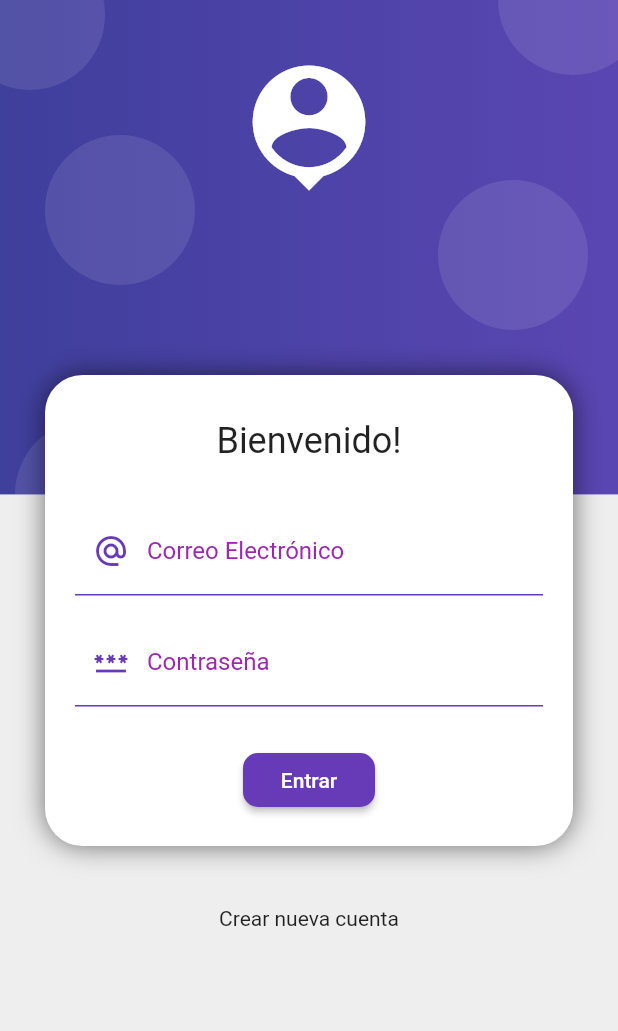
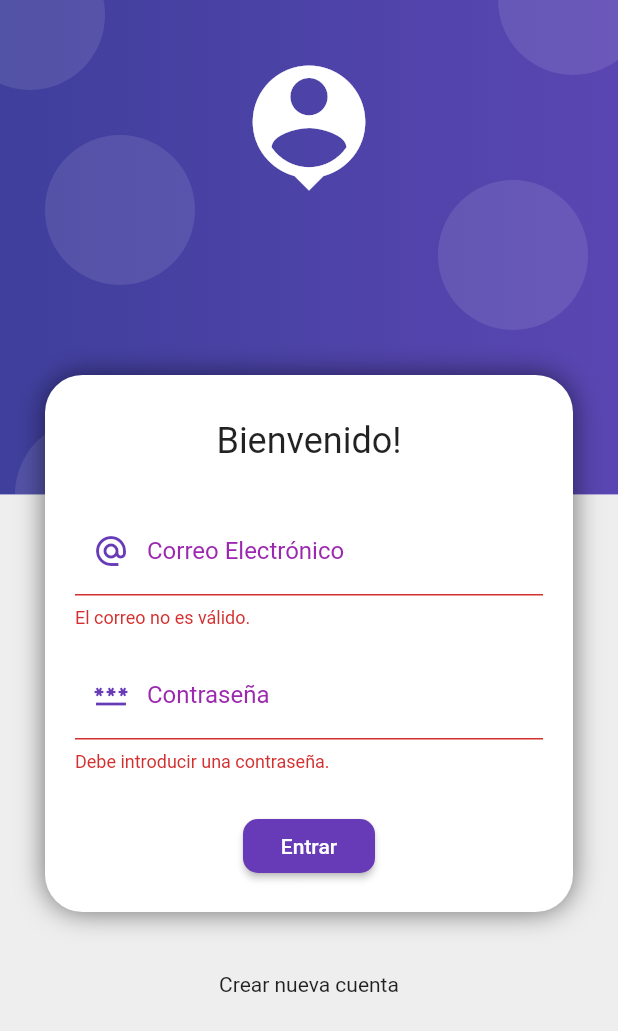
Before and after one commit to nicolasgabarron/aygp_frontend, a Flutter app: the screen it shows after launch, after a tap on "Entrar", on a phone screen of 412 x 824 dp. Shown: the top 1031 px of the screen. Run offline on Flutter 3.47's test engine with Material 2 defaults, Android fonts, the phone set to English and light mode, and no system bars.

Commit message:
Implement visual interface of Login Screen.

```diff
--- /dev/null
+++ b/lib/providers/login_form_provider.dart
@@ -0,0 +1,14 @@
+import 'package:flutter/material.dart';
+
+class LoginFormProvider extends ChangeNotifier {
+
+  GlobalKey<FormState> formKey = new GlobalKey<FormState>();
+
+  String email = '';
+  String password = '';
+
+  bool isValidForm(){
+
+    return formKey.currentState?.validate() ?? false;
+  }
+}
--- a/lib/screens/login_screen.dart
+++ b/lib/screens/login_screen.dart
@@ -1,6 +1,8 @@
+import 'package:aygp_frontend/providers/login_form_provider.dart';
 import 'package:aygp_frontend/ui/input_decorations.dart';
 import 'package:aygp_frontend/widgets/widgets.dart';
 import 'package:flutter/material.dart';
+import 'package:provider/provider.dart';
 
 class LoginScreen extends StatelessWidget {
   @override
@@ -31,7 +33,10 @@ class LoginScreen extends StatelessWidget {
                     ),
 
                     // Formulario.
-                    _LoginForm()
+                    ChangeNotifierProvider(
+                      create: (context) => LoginFormProvider(),
+                      child: _LoginForm(),
+                    ),
                   ],
                 ),
               ),
@@ -57,9 +62,12 @@ class _LoginForm extends StatelessWidget {
 
   @override
   Widget build(BuildContext context) {
+    final loginForm = Provider.of<LoginFormProvider>(context);
+
     return Container(
       child: Form(
-          // TODO: Mantener la referencia al key.
+          key: loginForm.formKey,
+          autovalidateMode: AutovalidateMode.onUserInteraction,
           child: Column(
             children: [
               // Campo EMAIL.
@@ -71,6 +79,16 @@ class _LoginForm extends StatelessWidget {
                     hintText: 'correo@dominio.com',
                     labelText: 'Correo Electrónico',
                     prefixIcon: Icons.alternate_email),
+                // Validación del campo.
+                validator: (value) {
+                  String pattern =
+                      r'^(([^<>()[\]\\.,;:\s@\"]+(\.[^<>()[\]\\.,;:\s@\"]+)*)|(\".+\"))@((\[[0-9]{1,3}\.[0-9]{1,3}\.[0-9]{1,3}\.[0-9]{1,3}\])|(([a-zA-Z\-0-9]+\.)+[a-zA-Z]{2,}))$';
+                  RegExp regExp = new RegExp(pattern);
+
+                  return regExp.hasMatch(value ?? '')
+                      ? null
+                      : 'El correo no es válido.';
+                },
               ),
 
               SizedBox(
@@ -86,6 +104,11 @@ class _LoginForm extends StatelessWidget {
                     hintText: 'Contaseña',
                     labelText: 'Contraseña',
                     prefixIcon: Icons.password),
+                validator: (value) {
+                  if(value!= null && value.isEmpty) {
+                    return 'Debe introducir una contraseña.';
+                  }
+                },
               ),
 
               SizedBox(
@@ -93,12 +116,23 @@ class _LoginForm extends StatelessWidget {
               ),
 
               MaterialButton(
-            shape: RoundedRectangleBorder(borderRadius: BorderRadius.circular(10)),
+                shape: RoundedRectangleBorder(
+                    borderRadius: BorderRadius.circular(10)),
                 disabledColor: Colors.grey,
                 color: Colors.deepPurple,
-            child: Text('Entrar', style: TextStyle(color: Colors.white),),
-            onPressed: () {
-              // TODO Lanzar petición contra REST.
+                child: Text(
+                  'Entrar',
+                  style: TextStyle(color: Colors.white),
+                ),
+                onPressed: () async {
+                  // Oculto el teclado.
+                  FocusScope.of(context).unfocus();
+
+                  // Si el formulario es válido...
+                  if(loginForm.isValidForm()){
+                    Navigator.pushReplacementNamed(context, 'home');
+                  }
+
                 },
               )
             ],
```
Lines whose indentation alone changed are shown as unchanged.
